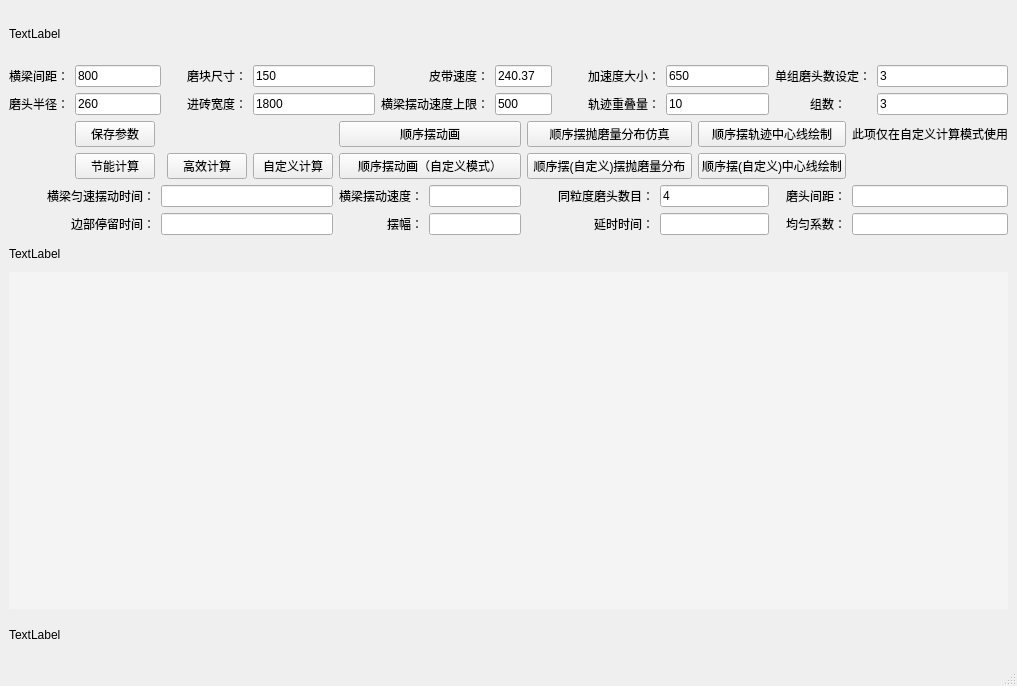
Before: the Qt Designer form Single_Calc.ui in wuheideyun/PolishingParameterNew, drawn with Qt 5.
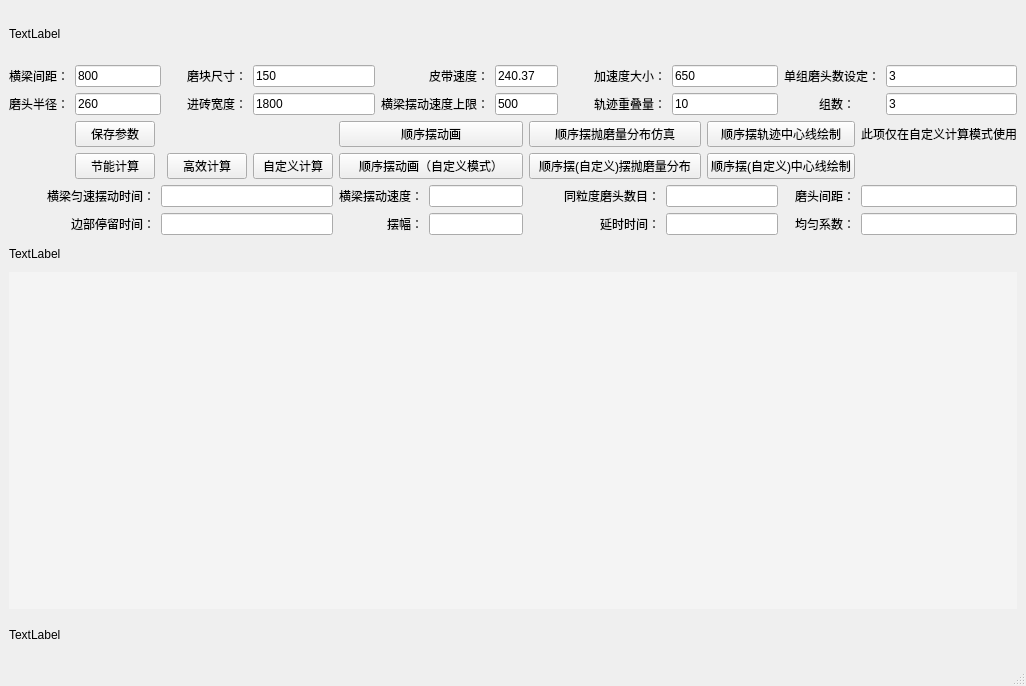
After: the same form once the commit is applied.

What changed in the file:
```diff
--- a/Single_Calc.ui
+++ b/Single_Calc.ui
@@ -6,7 +6,7 @@
    <rect>
     <x>0</x>
     <y>0</y>
-    <width>1017</width>
+    <width>1026</width>
     <height>686</height>
    </rect>
   </property>
@@ -86,7 +86,7 @@
     <item row="5" column="11" colspan="3">
      <widget class="QLineEdit" name="lineEdit_num">
       <property name="text">
-       <string>4</string>
+       <string/>
       </property>
      </widget>
     </item>
```
Left out of the diff: 2 changed lines with no effect on the pictures.
